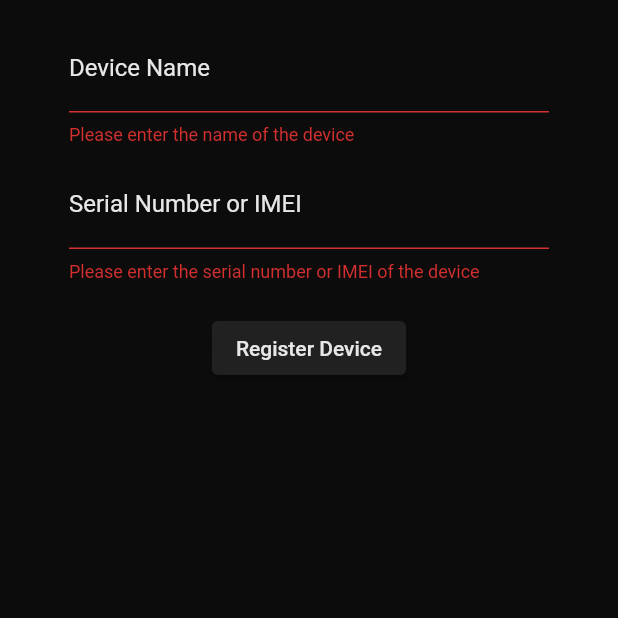
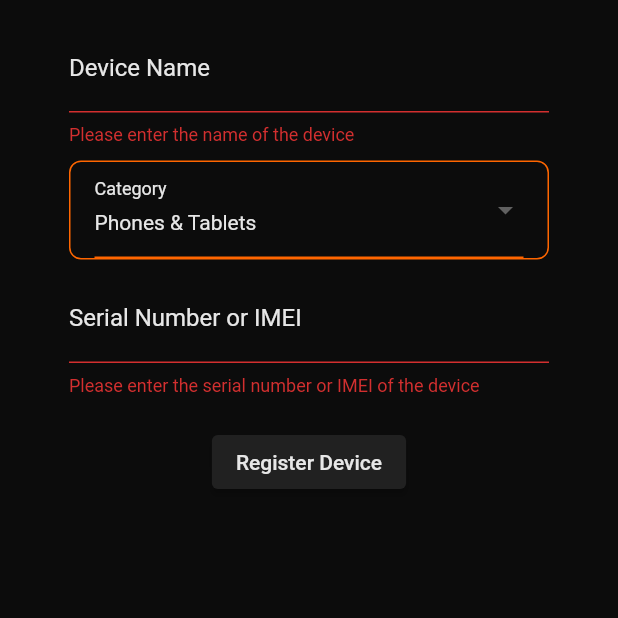
Before and after one commit to nikohoffren/stolen-or-not-app, a Flutter app: the RegisterDeviceScreen screen opened directly, after a tap on "Register Device", on a phone screen of 412 x 824 dp, the top half of it. Run offline on Flutter 3.47's test engine with Material 2 defaults, Android fonts, the phone set to English and light mode, and no system bars; our stand-ins replace cloud_firestore, firebase_auth, firebase_core, firebase_storage, google_fonts, google_sign_in and 2 more; accounts and stored records are empty.

Commit message:
add dropdown menu for selecting device category

```diff
--- a/lib/views/register_device_screen.dart
+++ b/lib/views/register_device_screen.dart
@@ -6,27 +6,59 @@ import 'package:stolen_gear_app/themes/app_colors.dart';
 import 'package:stolen_gear_app/views/user_settings_page.dart';
 
 class RegisterDeviceScreen extends StatefulWidget {
-  const RegisterDeviceScreen({super.key});
+  const RegisterDeviceScreen({Key? key}) : super(key: key);
 
   @override
   RegisterDeviceScreenState createState() => RegisterDeviceScreenState();
 }
 
-class RegisterDeviceScreenState extends State<RegisterDeviceScreen> {
+class RegisterDeviceScreenState extends State<RegisterDeviceScreen>
+    with SingleTickerProviderStateMixin {
   final FirebaseAuth _auth = FirebaseAuth.instance;
   final FirebaseFirestore _db = FirebaseFirestore.instance;
   final _formKey = GlobalKey<FormState>();
   final _serialNumberController = TextEditingController();
   final _deviceNameController = TextEditingController();
-
+  String? _selectedCategory;
+  late AnimationController _animationController;
+  late Animation<double> _animation;
   int _currentIndex = 0;
   bool _isLoading = false;
+  bool _showDropdownMenu = false;
+
+  final List<String> _deviceCategories = [
+    'Phones & Tablets',
+    'Musical Instruments',
+    'Gaming Consoles',
+    'Home Electronics',
+    'Other',
+  ];
 
   void _onTabTapped(int index) => setState(() => _currentIndex = index);
   void _settingsButtonPressed() {
     Navigator.of(context).push(
       MaterialPageRoute(builder: (context) => const UserSettingsPage()),
     );
+  }
+
+  @override
+  void initState() {
+    super.initState();
+    _animationController = AnimationController(
+      vsync: this,
+      duration: const Duration(milliseconds: 200),
+    );
+    _animation = CurvedAnimation(
+      parent: _animationController,
+      curve: Curves.easeInOut,
+    );
+    _selectedCategory = _deviceCategories[0];
+  }
+
+  @override
+  void dispose() {
+    _animationController.dispose();
+    super.dispose();
   }
 
   @override
@@ -65,6 +97,45 @@ class RegisterDeviceScreenState extends State<RegisterDeviceScreen> {
                       }
                       return null;
                     },
+                  ),
+                  const SizedBox(height: 10),
+                  Container(
+                    width: double.infinity,
+                    decoration: BoxDecoration(
+                      border: Border.all(color: AppColors.secondaryColor),
+                      borderRadius: BorderRadius.circular(8.0),
+                    ),
+                    padding: const EdgeInsets.symmetric(horizontal: 16.0),
+                    child: DropdownButtonFormField<String>(
+                      dropdownColor: AppColors.black,
+                      value: _selectedCategory,
+                      decoration: const InputDecoration(
+                        labelText: 'Category',
+                        labelStyle: TextStyle(color: AppColors.white),
+                        border: InputBorder.none,
+                      ),
+                      style: const TextStyle(color: AppColors.white),
+                      items: _deviceCategories.map((category) {
+                        return DropdownMenuItem<String>(
+                          value: category,
+                          child: Text(
+                            category,
+                            style: const TextStyle(color: AppColors.white),
+                          ),
+                        );
+                      }).toList(),
+                      onChanged: (value) {
+                        setState(() {
+                          _selectedCategory = value!;
+                        });
+                      },
+                      validator: (value) {
+                        if (value == null || value.isEmpty) {
+                          return 'Please select a category';
+                        }
+                        return null;
+                      },
+                    ),
                   ),
                   const SizedBox(height: 10),
                   TextFormField(
@@ -120,6 +191,7 @@ class RegisterDeviceScreenState extends State<RegisterDeviceScreen> {
                                 'name': name,
                                 'serialNumber': serialNumber,
                                 'ownerEmail': ownerEmail,
+                                'category': _selectedCategory,
                                 'isStolen': false,
                               }).then((_) {
                                 messenger.showSnackBar(
```
